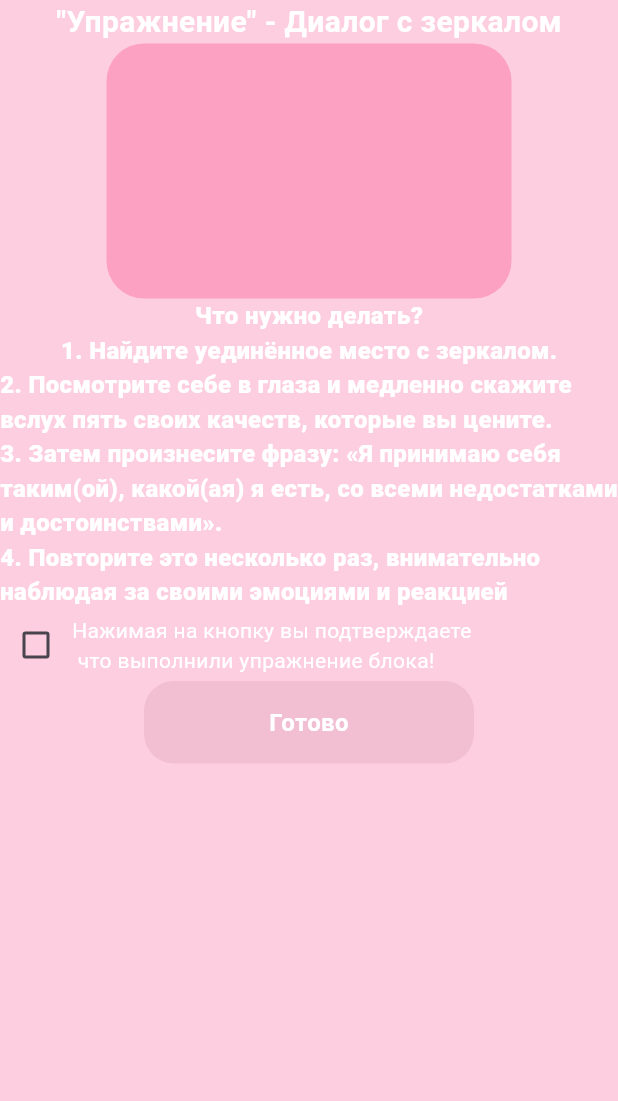
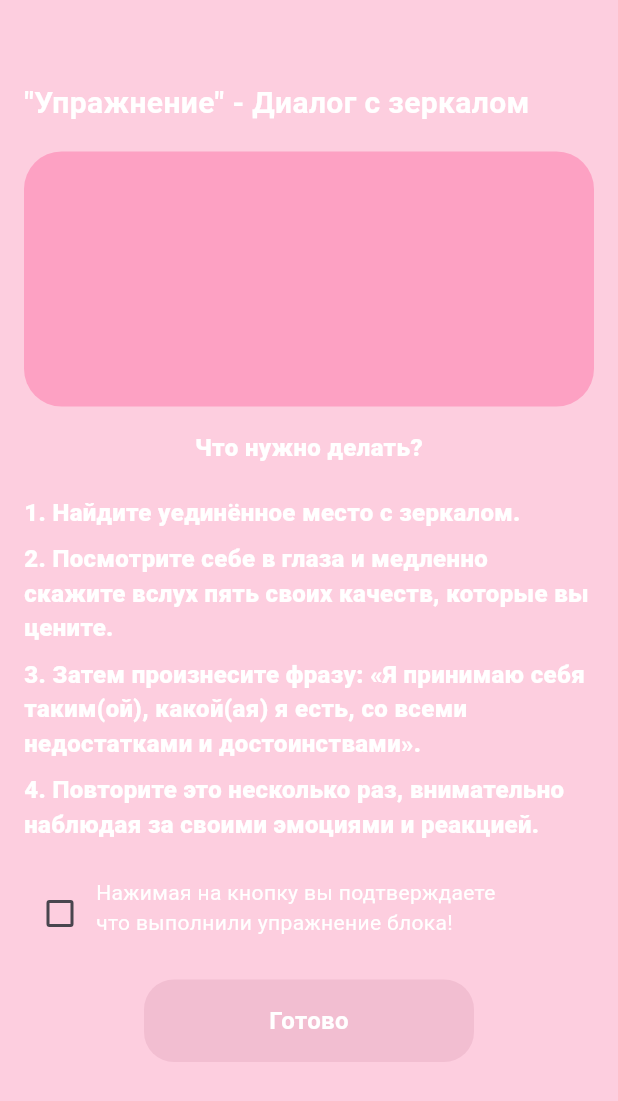
Before and after one commit to horekDEV/self_love, a Flutter app: the TaskScreenAcceptance3 screen opened by its route, on a phone screen of 412 x 824 dp. Shown: the top 1101 px of the screen. Run offline on Flutter 3.47's test engine with Material 3 defaults, Android fonts, the phone set to English and light mode, and no system bars; our stand-ins replace carousel_slider, fl_chart, flutter_svg, fluttertoast; missing offline and left inert: re_svg; project files that could hold a hidden picture were left out; key blocks and very long unbroken strings in the code were emptied for the run.

Commit message:
fix interface bugs

```diff
--- a/lib/pages/task_activity/acceptance/task_screen_acceptance_3.dart
+++ b/lib/pages/task_activity/acceptance/task_screen_acceptance_3.dart
@@ -14,8 +14,13 @@ class _TaskScreenAcceptance3State extends State<TaskScreenAcceptance3> {
   Widget build(BuildContext context) {
     return Scaffold(
       backgroundColor: const Color(0xFFFDCEDF),
-      body: Column(
+      body: SingleChildScrollView(
+        child: Padding(
+          padding: const EdgeInsets.symmetric(horizontal: 16.0, vertical: 24.0),
+          child: Column(
+            crossAxisAlignment: CrossAxisAlignment.start,
             children: [
+              const SizedBox(height: 30.0),
               const Text(
                 "\"Упражнение\" - Диалог с зеркалом",
                 style: TextStyle(
@@ -24,25 +29,29 @@ class _TaskScreenAcceptance3State extends State<TaskScreenAcceptance3> {
                   fontWeight: FontWeight.bold,
                 ),
               ),
+              const SizedBox(height: 18.0),
               Container(
-            width: 270,
+                width: double.infinity,
                 height: 170,
                 decoration: const BoxDecoration(
                   color: Color(0xFFFDA1C3),
-                borderRadius: BorderRadius.all(Radius.circular(25))
+                  borderRadius: BorderRadius.all(Radius.circular(25)),
                 ),
               ),
-          const Text(
+              const SizedBox(height: 16.0),
+              const Center( // Центрируем текст
+                child: Text(
                   "Что нужно делать?",
+                  textAlign: TextAlign.center,
                   style: TextStyle(
                     color: Colors.white,
                     fontSize: 16,
                     fontWeight: FontWeight.w800,
                   ),
                 ),
-          const Column(
-            children: [
-              Text(
+              ),
+              const SizedBox(height: 20.0),
+              const Text(
                 "1. Найдите уединённое место с зеркалом.",
                 style: TextStyle(
                   color: Colors.white,
@@ -50,7 +59,8 @@ class _TaskScreenAcceptance3State extends State<TaskScreenAcceptance3> {
                   fontWeight: FontWeight.w800,
                 ),
               ),
-              Text(
+              const SizedBox(height: 8.0),
+              const Text(
                 "2. Посмотрите себе в глаза и медленно скажите вслух пять своих качеств, которые вы цените.",
                 style: TextStyle(
                   color: Colors.white,
@@ -58,7 +68,8 @@ class _TaskScreenAcceptance3State extends State<TaskScreenAcceptance3> {
                   fontWeight: FontWeight.w800,
                 ),
               ),
-              Text(
+              const SizedBox(height: 8.0),
+              const Text(
                 "3. Затем произнесите фразу: «Я принимаю себя таким(ой), какой(ая) я есть, со всеми недостатками и достоинствами».",
                 style: TextStyle(
                   color: Colors.white,
@@ -66,17 +77,18 @@ class _TaskScreenAcceptance3State extends State<TaskScreenAcceptance3> {
                   fontWeight: FontWeight.w800,
                 ),
               ),
-              Text(
-                "4. Повторите это несколько раз, внимательно наблюдая за своими эмоциями и реакцией",
+              const SizedBox(height: 8.0),
+              const Text(
+                "4. Повторите это несколько раз, внимательно наблюдая за своими эмоциями и реакцией.",
                 style: TextStyle(
                   color: Colors.white,
                   fontSize: 16,
                   fontWeight: FontWeight.w800,
                 ),
               ),
-            ],
-          ),
+              const SizedBox(height: 24.0),
               Row(
+                crossAxisAlignment: CrossAxisAlignment.start,
                 children: [
                   Checkbox(
                     value: isChecked,
@@ -87,17 +99,21 @@ class _TaskScreenAcceptance3State extends State<TaskScreenAcceptance3> {
                       });
                     },
                   ),
-              const Text(
-                "Нажимая на кнопку вы подтверждаете\n что выполнили упражнение блока!",
+                  const Expanded(
+                    child: Text(
+                      "Нажимая на кнопку вы подтверждаете\nчто выполнили упражнение блока!",
                       style: TextStyle(
                         color: Colors.white,
                         fontSize: 14,
                         fontWeight: FontWeight.normal,
                       ),
                     ),
+                  ),
                 ],
               ),
-          Container(
+              const SizedBox(height: 20.0),
+              Center(
+                child: Container(
                   height: 55,
                   width: 220,
                   decoration: BoxDecoration(
@@ -115,7 +131,10 @@ class _TaskScreenAcceptance3State extends State<TaskScreenAcceptance3> {
                     ),
                   ),
                 ),
+              ),
             ],
+          ),
+        ),
       ),
     );
   }
```
Also changed, not shown: lib/pages/task_activity/acceptance/task_screen_acceptance_1.dart (+35 -16 lines), lib/pages/task_activity/acceptance/task_screen_acceptance_2.dart (+35 -16 lines). Lines whose indentation alone changed are shown as unchanged.
